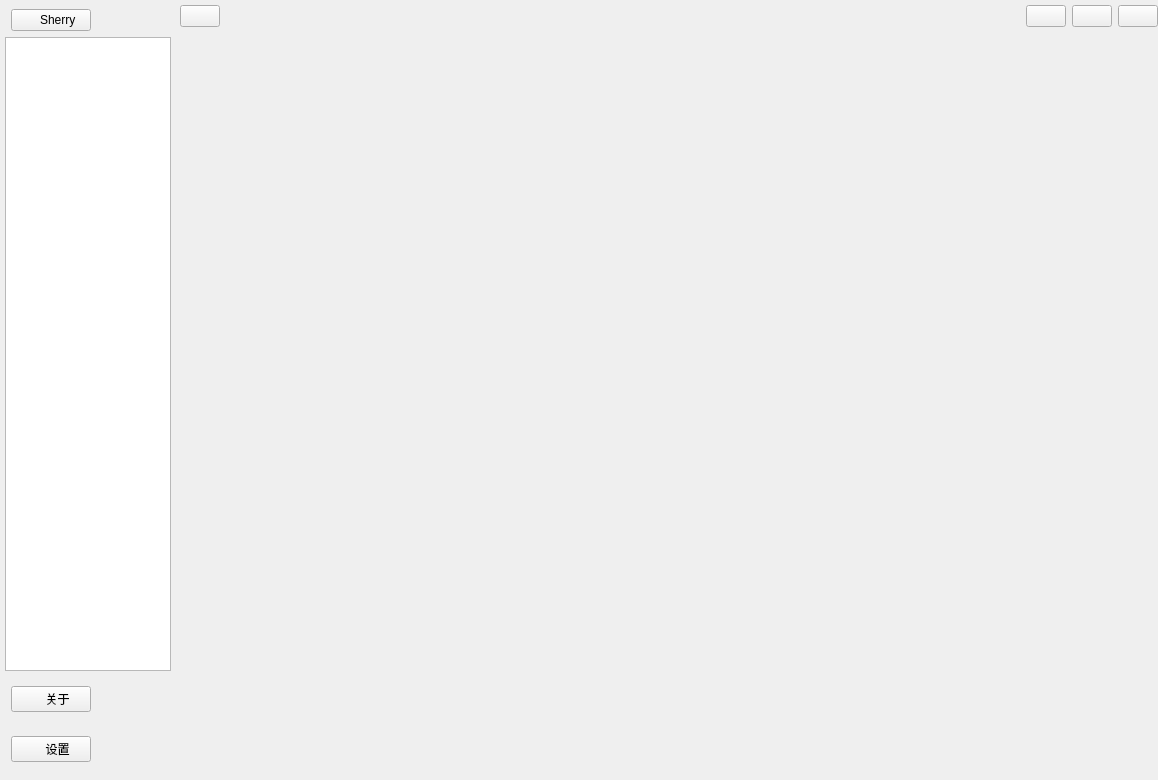
The window that sherry/view/prototype/prototype_activity_simple_theme.ui (py-mu/sherry) describes before a commit, drawn with Qt 5.
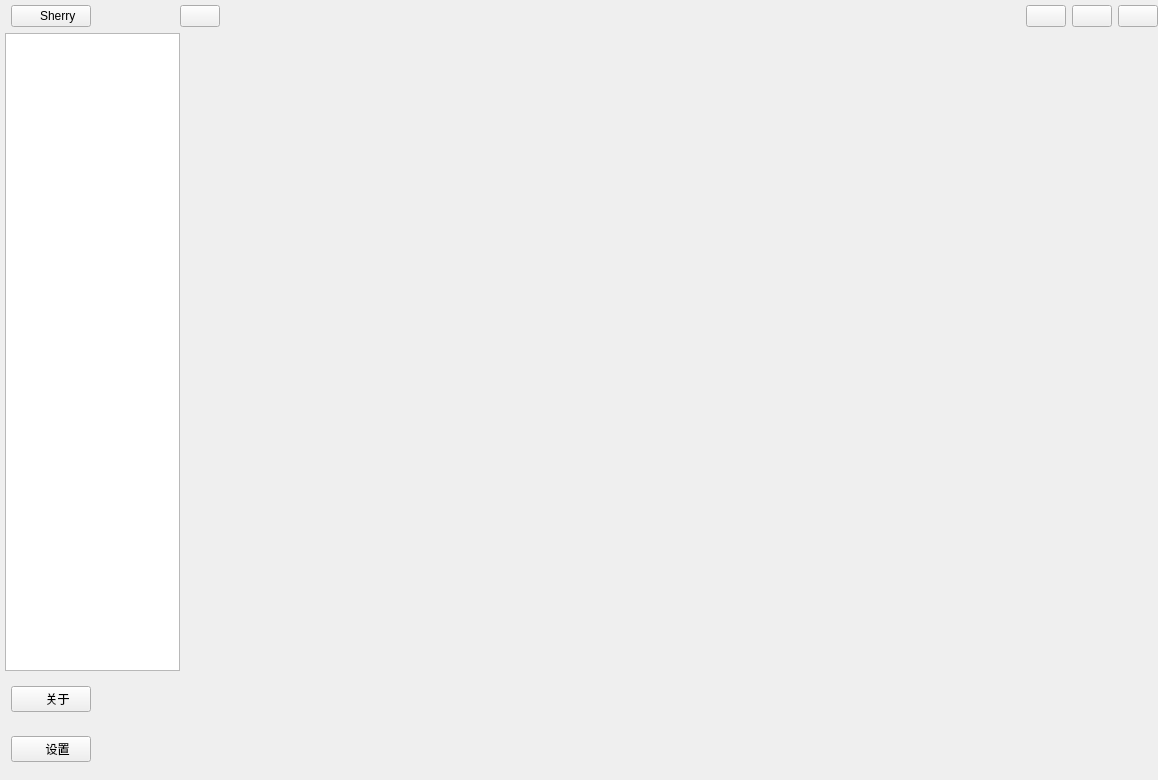
The same window after the commit.

Diff of the .ui file:
```diff
--- a/sherry/view/prototype/prototype_activity_simple_theme.ui
+++ b/sherry/view/prototype/prototype_activity_simple_theme.ui
@@ -47,6 +47,12 @@
       <property name="leftMargin">
        <number>5</number>
       </property>
+      <property name="topMargin">
+       <number>5</number>
+      </property>
+      <property name="rightMargin">
+       <number>0</number>
+      </property>
       <item>
        <widget class="QWidget" name="widget_4" native="true">
         <property name="sizePolicy">
```
